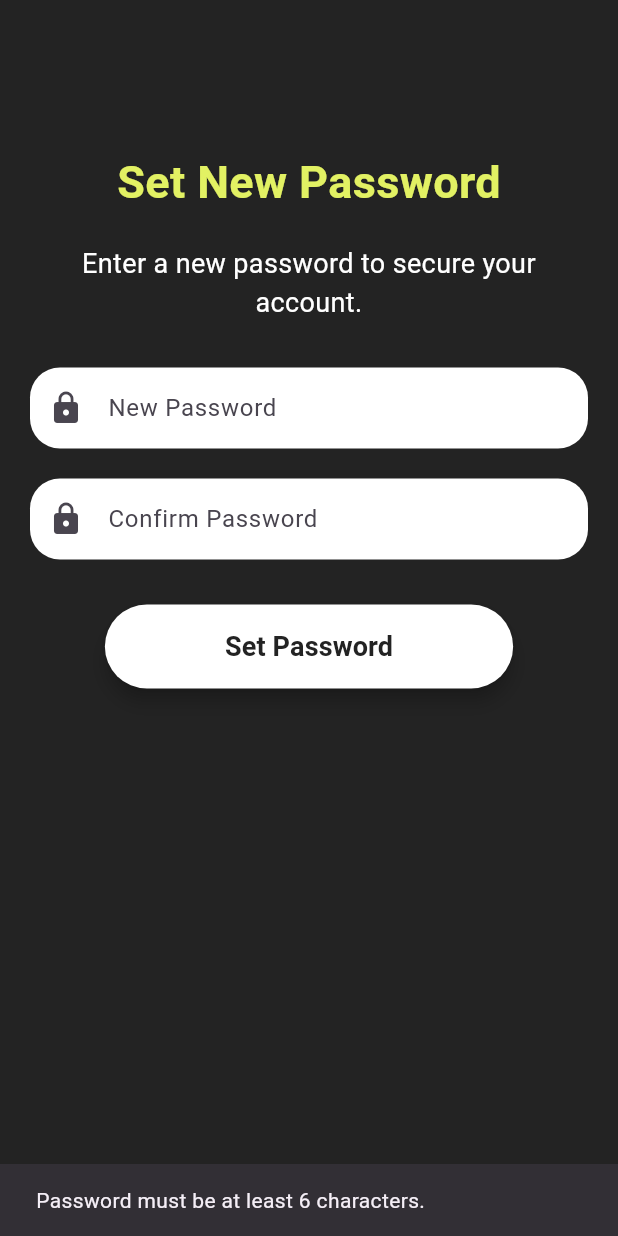
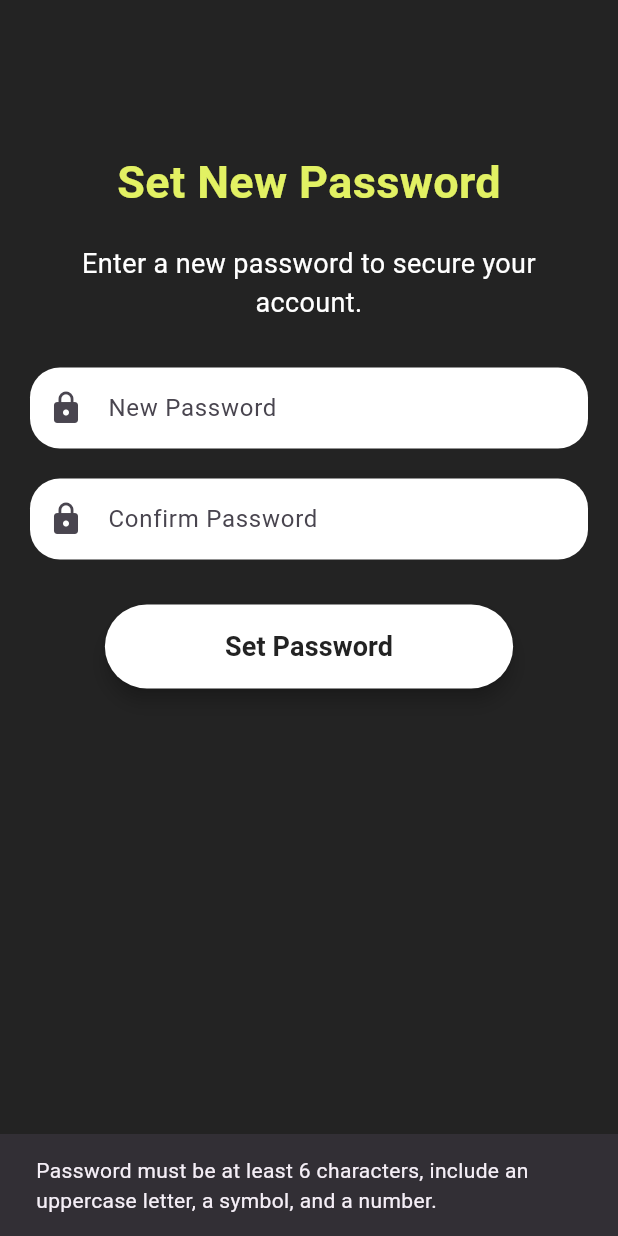
Before and after one commit to zyadelzyat/Mobile_GP_AI_Fit_Master, a Flutter app: the SetPasswordScreen screen opened directly, after a tap on "Set Password", on a phone screen of 412 x 824 dp. Run offline on Flutter 3.47's test engine with Material 3 defaults, Android fonts, the phone set to English and light mode, and no system bars.

```diff
--- a/lib/set_password.dart
+++ b/lib/set_password.dart
@@ -1,6 +1,5 @@
 import 'package:flutter/material.dart';
-import 'signin_screen.dart'; // تأكد من استيراد الصفحة بشكل صحيح
-
+import 'signin_screen.dart'; // Ensure this import is correct.
 
 class SetPasswordScreen extends StatefulWidget {
   const SetPasswordScreen({super.key});
@@ -14,8 +13,14 @@ class _SetPasswordScreenState extends State<SetPasswordScreen> {
   final TextEditingController _confirmPasswordController = TextEditingController();
 
   bool _isPasswordValid(String password) {
-    // يمكنك تخصيص التحقق من كلمة المرور هنا حسب الحاجة
-    return password.length >= 6;
+    // Regular expression for password validation:
+    // - At least one uppercase letter
+    // - At least one lowercase letter
+    // - At least one digit
+    // - At least one special character
+    // - Minimum of 6 characters
+    final passwordRegEx = RegExp(r'^(?=.*[A-Z])(?=.*[a-z])(?=.*\d)(?=.*[@#$%^&+=!]).{6,}$');
+    return passwordRegEx.hasMatch(password);
   }
 
   @override
@@ -88,7 +93,8 @@ class _SetPasswordScreenState extends State<SetPasswordScreen> {
                   if (!_isPasswordValid(newPassword)) {
                     ScaffoldMessenger.of(context).showSnackBar(
                       const SnackBar(
-                        content: Text("Password must be at least 6 characters."),
+                        content: Text(
+                            "Password must be at least 6 characters, include an uppercase letter, a symbol, and a number."),
                       ),
                     );
                     return;
```
